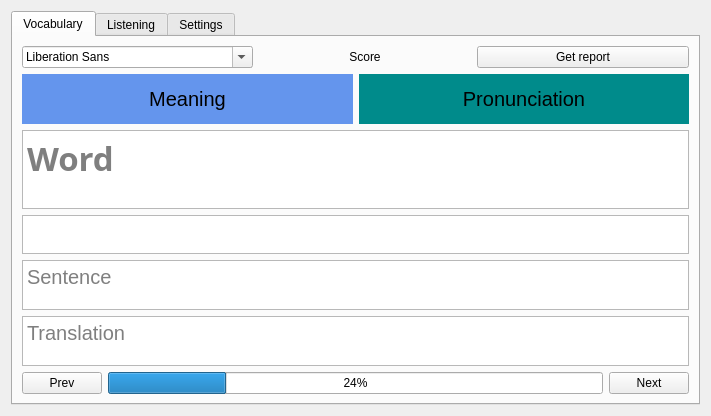
SuWeipeng/EnglishPractice, file ui/EnglishPractice.ui: the form before one commit.
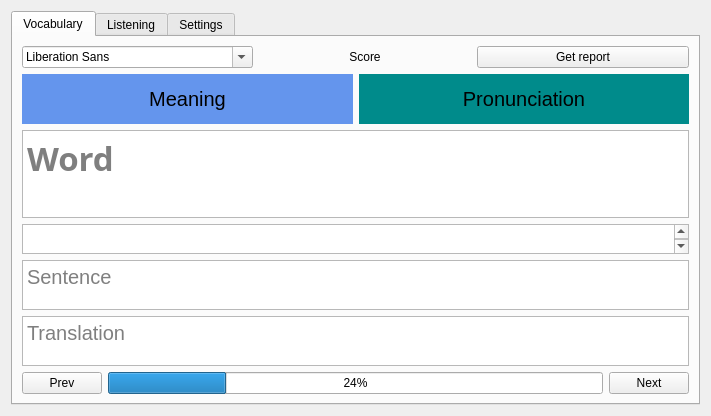
The form after the commit.

Commit message: 微调 ui

What changed in the file:
```diff
--- a/ui/EnglishPractice.ui
+++ b/ui/EnglishPractice.ui
@@ -139,7 +139,7 @@
              <property name="sizePolicy">
               <sizepolicy hsizetype="Expanding" vsizetype="Expanding">
                <horstretch>0</horstretch>
-               <verstretch>2</verstretch>
+               <verstretch>3</verstretch>
               </sizepolicy>
              </property>
              <property name="minimumSize">
```
The commit also changes 1 other file.
